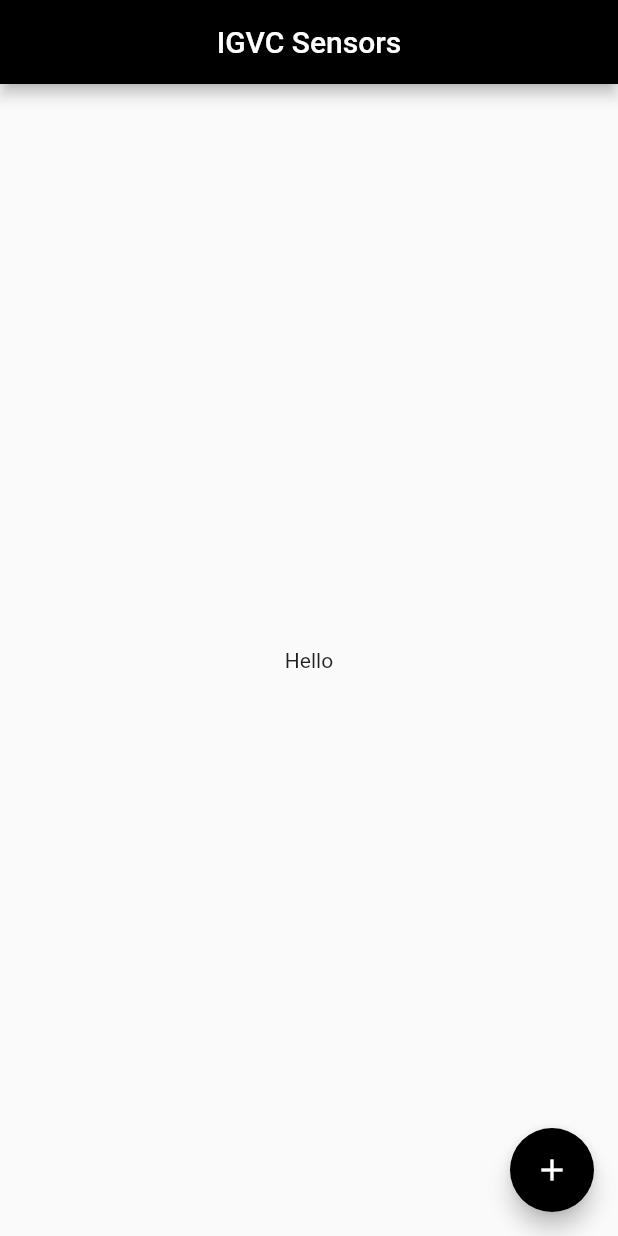
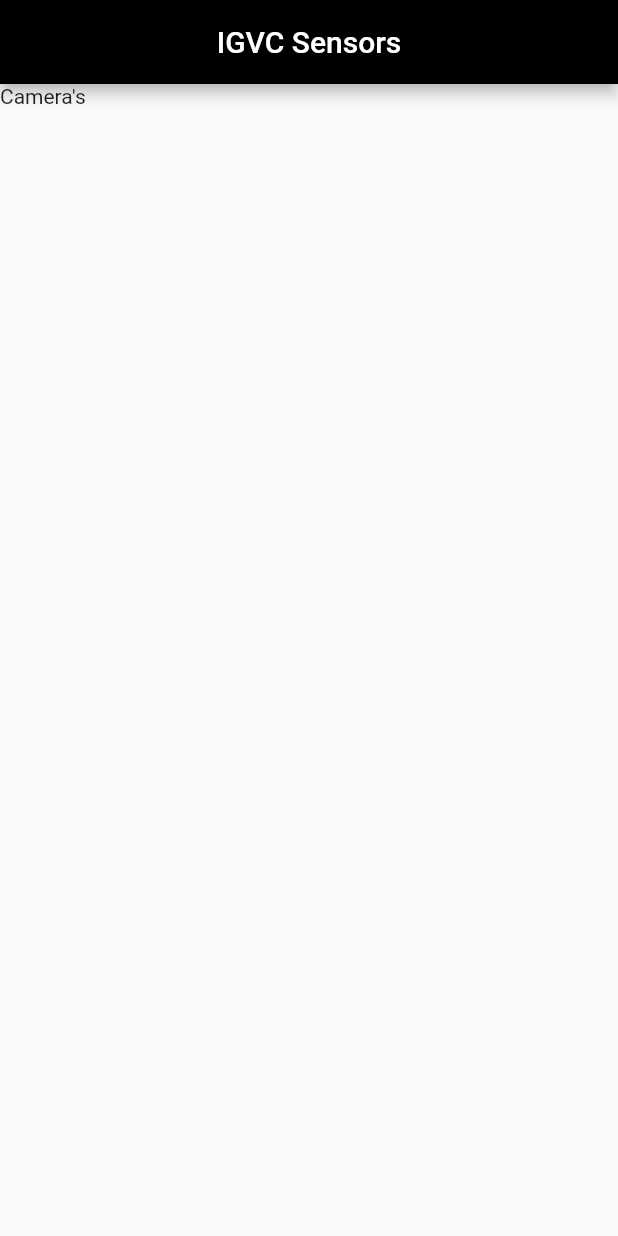
Before and after one commit to BYU-AGV/igvc_sensor_app, a Flutter app: the screen it shows after launch, on a phone screen of 412 x 824 dp. Run offline on Flutter 3.47's test engine with Material 2 defaults, Android fonts, the phone set to English and light mode, and no system bars.

Commit message:
- Started making the home page

```diff
--- a/lib/main.dart
+++ b/lib/main.dart
@@ -1,4 +1,5 @@
 import 'package:flutter/material.dart';
+import 'sensor.dart';
 
 void main() => runApp(MyApp());
 
@@ -9,16 +10,8 @@ class MyApp extends StatelessWidget {
     return MaterialApp(
       title: 'Flutter Demo',
       theme: ThemeData(
-        // This is the theme of your application.
-        //
-        // Try running your application with "flutter run". You'll see the
-        // application has a blue toolbar. Then, without quitting the app, try
-        // changing the primarySwatch below to Colors.green and then invoke
-        // "hot reload" (press "r" in the console where you ran "flutter run",
-        // or simply save your changes to "hot reload" in a Flutter IDE).
-        // Notice that the counter didn't reset back to zero; the application
-        // is not restarted.
         primaryColor: Colors.black,
+//        accentColor: Colors.grey,
 //        primarySwatch: Colors.grey,
       ),
       home: MyHomePage(title: 'IGVC Sensors'),
@@ -28,16 +21,6 @@ class MyApp extends StatelessWidget {
 
 class MyHomePage extends StatefulWidget {
   MyHomePage({Key key, this.title}) : super(key: key);
-
-  // This widget is the home page of your application. It is stateful, meaning
-  // that it has a State object (defined below) that contains fields that affect
-  // how it looks.
-
-  // This class is the configuration for the state. It holds the values (in this
-  // case the title) provided by the parent (in this case the App widget) and
-  // used by the build method of the State. Fields in a Widget subclass are
-  // always marked "final".
-
   final String title;
 
   @override
@@ -46,43 +29,28 @@ class MyHomePage extends StatefulWidget {
 
 class _MyHomePageState extends State<MyHomePage> {
   int _counter = 0;
+  var sensors = [new Sensor("Camera's")];
 
   void _incrementCounter() {
     setState(() {
-      // This call to setState tells the Flutter framework that something has
-      // changed in this State, which causes it to rerun the build method below
-      // so that the display can reflect the updated values. If we changed
-      // _counter without calling setState(), then the build method would not be
-      // called again, and so nothing would appear to happen.
       _counter++;
     });
   }
 
   @override
   Widget build(BuildContext context) {
-    // This method is rerun every time setState is called, for instance as done
-    // by the _incrementCounter method above.
-    //
-    // The Flutter framework has been optimized to make rerunning build methods
-    // fast, so that you can just rebuild anything that needs updating rather
-    // than having to individually change instances of widgets.
     return Scaffold(
       appBar: AppBar(
-        // Here we take the value from the MyHomePage object that was created by
-        // the App.build method, and use it to set our appbar title.
         title: Center(child: Text(widget.title)),
       ),
       body: Center(
-        // Center is a layout widget. It takes a single child and positions it
-        // in the middle of the parent.
-        child: Text("Hello"),
+        child: GridView.count(
+          crossAxisCount: 2,
+          children: List.generate(sensors.length, (index) {
+            return Text(sensors[index].name);
+          })
+        ),
       ),
-      floatingActionButton: FloatingActionButton(
-        onPressed: _incrementCounter,
-        backgroundColor: Theme.of(context).primaryColor,
-        tooltip: 'Increment',
-        child: Icon(Icons.add),
-      ), // This trailing comma makes auto-formatting nicer for build methods.
     );
   }
 }
--- /dev/null
+++ b/lib/sensor.dart
@@ -0,0 +1,7 @@
+class Sensor {
+  String _name;
+
+  Sensor(this._name);
+
+  String get name => _name;
+}
```
